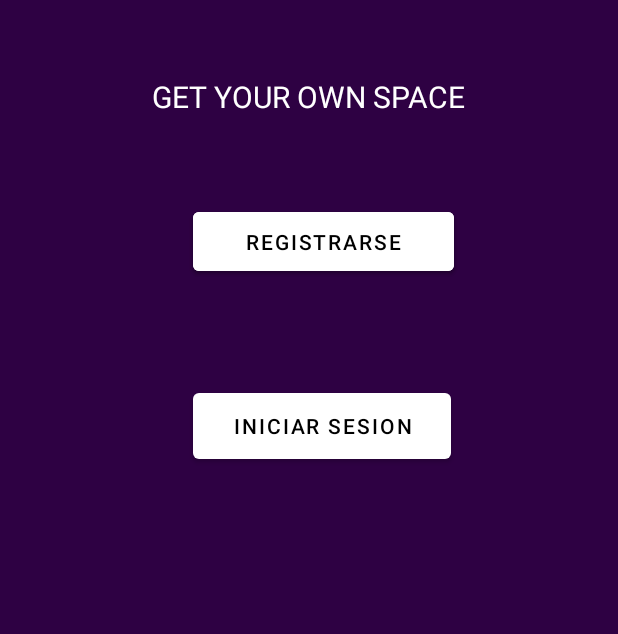
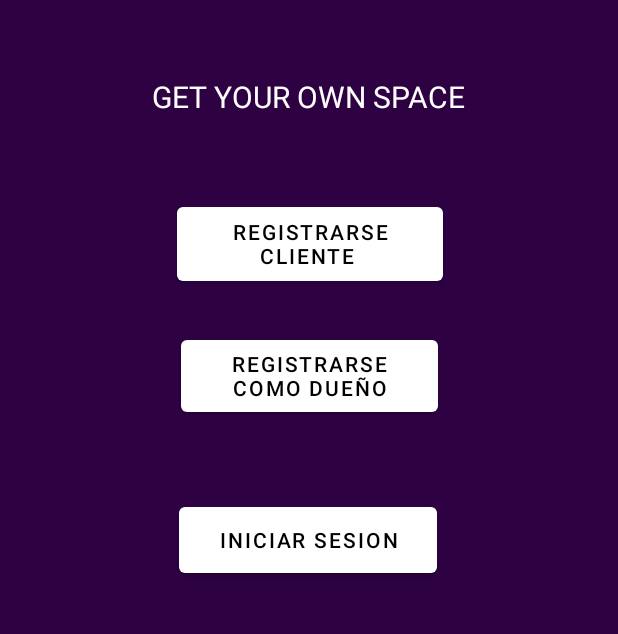
Before and after one commit to Park-In-Space/PKS_ma, an Android app: the screen it shows after launch (MainActivity), on a phone screen of 412 x 824 dp, the part 482-1116 px from its top. Run offline under Robolectric (Android 15) with nearby library versions, the phone set to English and light mode, and no system bars; libraries missing offline, so code that uses them is left out: com.apollographql.apollo.

Commit message:
login and client registration working

```diff
--- a/app/src/main/AndroidManifest.xml
+++ b/app/src/main/AndroidManifest.xml
@@ -16,7 +16,8 @@
         android:supportsRtl="true"
         android:theme="@style/Theme.MyApplication"
         android:usesCleartextTraffic="true">
-        <activity android:name=".SplashActivity"></activity>
+        <activity android:name=".RegistrarParqueadero"></activity>
+        <activity android:name=".SplashActivity" />
         <activity android:name=".Login" />
         <activity android:name=".MainActivity">
             <intent-filter>
--- a/app/src/main/java/com/example/myapplication/MainActivity.kt
+++ b/app/src/main/java/com/example/myapplication/MainActivity.kt
@@ -33,24 +33,6 @@ class MainActivity : AppCompatActivity() {
             startActivity(intent)
         }
 
-        lifecycleScope.launchWhenResumed {
-            val user = ParkinglotuserAuthInput(email = Input.optional("aaa"),password = "a")
-            val response = apolloClient.mutate(LoginMutation(email = "verstappen@redbull.com",password = "123456")).await()
-            Log.d("ParkingList", "LOGIN ${response?.data}")
-            if( response.data?.ath_login != null ){
-                val email = response.data!!.ath_login?.email
-                val type = UserLogin.userType( email )
-                Log.d("ParkingList", "TYPE $type")
-                if( type != null ){
-                    if( type == "client" ){
-                        val clientUser = UserLogin.getClientByEmail( email )
-                        Log.d("ParkingList", "CLIENT $clientUser")
-                    }else if( type == "parking" ){
-                        val clientUser = UserLogin.getParkingLotUserByEmail( email )
-                        Log.d("ParkingList", "PLU $clientUser")
-                    }
-                }
-            }
-        }
+
     }
 }
--- a/app/src/main/res/layout/activity_main.xml
+++ b/app/src/main/res/layout/activity_main.xml
@@ -22,31 +22,30 @@
 
     <Button
         android:id="@+id/buttonSignUpClient"
-        android:layout_width="174dp"
-        android:layout_height="51dp"
-        android:text="Registrarse"
+        android:layout_width="177dp"
+        android:layout_height="61dp"
+        android:text="Registrarse Cliente "
         android:textColor="@color/black"
         app:backgroundTint="#FFFFFF"
         app:layout_constraintBottom_toBottomOf="parent"
         app:layout_constraintEnd_toEndOf="parent"
-        app:layout_constraintHorizontal_bias="0.54"
+        app:layout_constraintHorizontal_bias="0.502"
         app:layout_constraintStart_toStartOf="parent"
         app:layout_constraintTop_toTopOf="parent"
-        app:layout_constraintVertical_bias="0.591" />
+        app:layout_constraintVertical_bias="0.594" />
 
     <Button
         android:id="@+id/buttonSignUpPark"
-        android:layout_width="174dp"
-        android:layout_height="51dp"
-        android:text="Registrarse"
+        android:layout_width="171dp"
+        android:layout_height="60dp"
+        android:text="Registrarse como Dueño"
         android:textColor="@color/black"
         app:backgroundTint="#FFFFFF"
         app:layout_constraintBottom_toBottomOf="parent"
         app:layout_constraintEnd_toEndOf="parent"
-        app:layout_constraintHorizontal_bias="0.54"
         app:layout_constraintStart_toStartOf="parent"
         app:layout_constraintTop_toTopOf="parent"
-        app:layout_constraintVertical_bias="0.591" />
+        app:layout_constraintVertical_bias="0.709" />
 
     <Button
         android:id="@+id/buttonLogin"
@@ -57,12 +56,10 @@
         app:backgroundTint="#FFFFFF"
         app:layout_constraintBottom_toBottomOf="parent"
         app:layout_constraintEnd_toEndOf="parent"
-        app:layout_constraintHorizontal_bias="0.535"
+        app:layout_constraintHorizontal_bias="0.497"
         app:layout_constraintStart_toStartOf="parent"
         app:layout_constraintTop_toTopOf="parent"
-        app:layout_constraintVertical_bias="0.752" />
-
-
+        app:layout_constraintVertical_bias="0.851" />
 
     <TextView
         android:id="@+id/textView"
--- a/app/src/main/res/layout/activity_registration_client.xml
+++ b/app/src/main/res/layout/activity_registration_client.xml
@@ -6,7 +6,8 @@
     android:layout_width="match_parent"
     android:layout_height="match_parent"
     android:background="#F1E3E4"
-    android:orientation="vertical">
+    android:orientation="vertical"
+    tools:context=".RegistrationClient">
 
 
 
@@ -135,6 +136,7 @@
     </LinearLayout>
 
     <Button
+        android:id="@+id/clientRegister"
         android:layout_width="match_parent"
         android:layout_height="wrap_content"
         android:text="LISTO?"
```
Also changed, not shown: app/src/main/java/com/example/myapplication/Login.kt (+38 -2 lines), app/src/main/java/com/example/myapplication/RegistrarParqueadero.kt (added, +12 -0 lines), app/src/main/java/com/example/myapplication/RegistrationClient.kt (+26 -9 lines), app/src/main/res/layout/activity_registrar_parqueadero.xml (added, +35 -0 lines).
